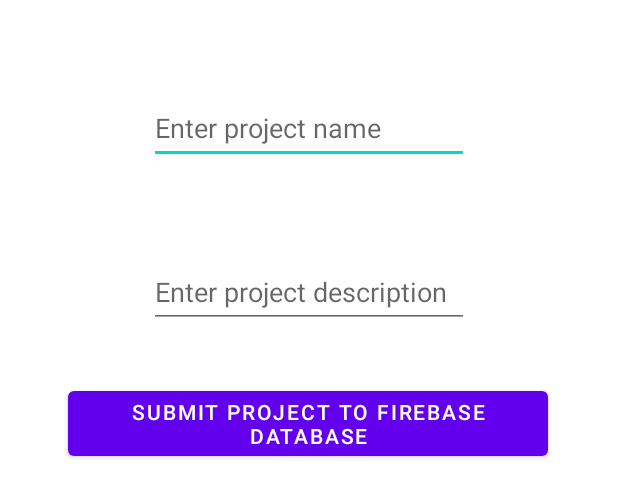
After one commit to JacobGraham02/Comp3025TimeTrackerApp, an Android app: the layout activity_create_project.xml on its own in the app's theme, with its tools: preview values and no code run, on a phone screen of 412 x 824 dp. The commit adds this screen. Shown: the top 497 px of the screen. Run offline under Robolectric (Android 15) with nearby library versions, the phone set to English and light mode, and no system bars.

Commit message:
Created new Activity which allows a user to submit mock info into a Firebase database

```diff
--- a/app/build.gradle
+++ b/app/build.gradle
@@ -15,6 +15,10 @@ android {
         versionName "1.0"
 
         testInstrumentationRunner "androidx.test.runner.AndroidJUnitRunner"
+    }
+
+    buildFeatures {
+        viewBinding true
     }
 
     buildTypes {
--- a/app/src/main/AndroidManifest.xml
+++ b/app/src/main/AndroidManifest.xml
@@ -10,7 +10,7 @@
         android:supportsRtl="true"
         android:theme="@style/Theme.Comp3025TimeTrackerKotlin">
         <activity
-            android:name=".MainActivity"
+            android:name=".CreateProjectActivity"
             android:exported="true">
             <intent-filter>
                 <action android:name="android.intent.action.MAIN" />
@@ -18,6 +18,10 @@
                 <category android:name="android.intent.category.LAUNCHER" />
             </intent-filter>
         </activity>
+        <activity
+            android:name=".MainActivity"
+            android:exported="true">
+        </activity>
     </application>
 
 </manifest>
--- /dev/null
+++ b/app/src/main/java/com/jacobdgraham/comp3025timetrackerkotlin/Project.kt
@@ -0,0 +1,3 @@
+package com.jacobdgraham.comp3025timetrackerkotlin
+
+data class Project(var projectName: String? = null, var description: String? = null, var id:String? = null)
--- /dev/null
+++ b/app/src/main/res/layout/activity_create_project.xml
@@ -0,0 +1,45 @@
+<?xml version="1.0" encoding="utf-8"?>
+<androidx.constraintlayout.widget.ConstraintLayout xmlns:android="http://schemas.android.com/apk/res/android"
+    xmlns:app="http://schemas.android.com/apk/res-auto"
+    xmlns:tools="http://schemas.android.com/tools"
+    android:layout_width="match_parent"
+    android:layout_height="match_parent"
+    tools:context=".CreateProjectActivity">
+
+    <EditText
+        android:id="@+id/editTextProjectName"
+        android:layout_width="wrap_content"
+        android:layout_height="wrap_content"
+        android:layout_marginTop="61dp"
+        android:ems="10"
+        android:hint="@string/enter_project_name"
+        android:inputType="textPersonName"
+        android:minHeight="48dp"
+        app:layout_constraintEnd_toEndOf="parent"
+        app:layout_constraintStart_toStartOf="parent"
+        app:layout_constraintTop_toTopOf="parent" />
+
+    <EditText
+        android:id="@+id/editTextProjectDescription"
+        android:layout_width="wrap_content"
+        android:layout_height="wrap_content"
+        android:layout_marginTop="61dp"
+        android:ems="10"
+        android:hint="@string/enter_project_description"
+        android:inputType="textPersonName"
+        android:minHeight="48dp"
+        app:layout_constraintEnd_toEndOf="parent"
+        app:layout_constraintStart_toStartOf="parent"
+        app:layout_constraintTop_toBottomOf="@id/editTextProjectName" />
+
+    <Button
+        android:id="@+id/btnPushProjectToDatabase"
+        android:layout_width="wrap_content"
+        android:layout_height="wrap_content"
+        android:layout_marginTop="36dp"
+        android:text="@string/btnSubmitProject"
+        app:layout_constraintEnd_toEndOf="parent"
+        app:layout_constraintHorizontal_bias="0.494"
+        app:layout_constraintStart_toStartOf="parent"
+        app:layout_constraintTop_toBottomOf="@+id/editTextProjectDescription" />
+</androidx.constraintlayout.widget.ConstraintLayout>
--- a/app/src/main/res/values/strings.xml
+++ b/app/src/main/res/values/strings.xml
@@ -1,3 +1,6 @@
 <resources>
-    <string name="app_name">Comp3025TimeTrackerKotlin</string>
+    <string name="app_name">Comp3025 Time Tracker</string>
+    <string name="enter_project_name">Enter project name</string>
+    <string name="enter_project_description">Enter project description</string>
+    <string name="btnSubmitProject">Submit project to Firebase database</string>
 </resources>
```
Also changed, not shown: app/src/main/java/com/jacobdgraham/comp3025timetrackerkotlin/CreateProjectActivity.kt (added, +43 -0 lines).
